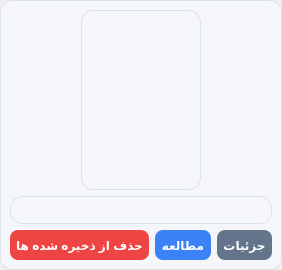
Before: the Qt Designer form booklibraryitem.ui in mozali1386-alt/Ketab_e_Man, drawn with Qt 5.
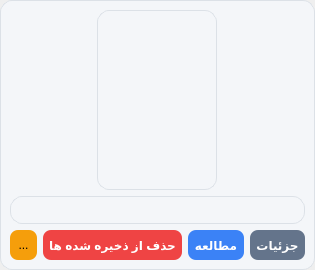
After: the same form once the commit is applied.

Patch:
```diff
--- a/booklibraryitem.ui
+++ b/booklibraryitem.ui
@@ -93,7 +93,42 @@
       <item>
        <layout class="QHBoxLayout" name="horizontalLayout">
         <item>
-         <widget class="QPushButton" name="pushButton">
+         <widget class="QToolButton" name="toolButton_editGhafaseh">
+          <property name="sizePolicy">
+           <sizepolicy hsizetype="Preferred" vsizetype="Fixed">
+            <horstretch>0</horstretch>
+            <verstretch>0</verstretch>
+           </sizepolicy>
+          </property>
+          <property name="minimumSize">
+           <size>
+            <width>0</width>
+            <height>30</height>
+           </size>
+          </property>
+          <property name="styleSheet">
+           <string notr="true">QToolButton {
+    background-color: #F59E0B; /* یک رنگ زرد/نارنجی زیبا برای پوشه */
+    border-radius: 8px; /* گرد کردن گوشه‌ها مثل بقیه دکمه‌ها */
+    padding: 4px;
+}
+QToolButton:hover {
+    background-color: #D97706; /* رنگ تیره‌تر برای وقتی موس روی آن می‌رود */
+}</string>
+          </property>
+          <property name="text">
+           <string>...</string>
+          </property>
+         </widget>
+        </item>
+        <item>
+         <widget class="QPushButton" name="pushButton_removesavehaANDremoveasGhafaseh">
+          <property name="sizePolicy">
+           <sizepolicy hsizetype="Preferred" vsizetype="Fixed">
+            <horstretch>0</horstretch>
+            <verstretch>0</verstretch>
+           </sizepolicy>
+          </property>
           <property name="minimumSize">
            <size>
             <width>0</width>
```
